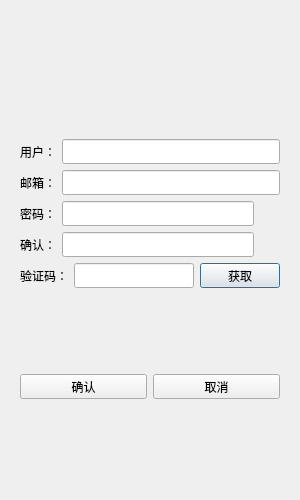
First picture: the form in src/client/ui/registerdialog.ui, repository wsldhyo/LightChat, before the edit.
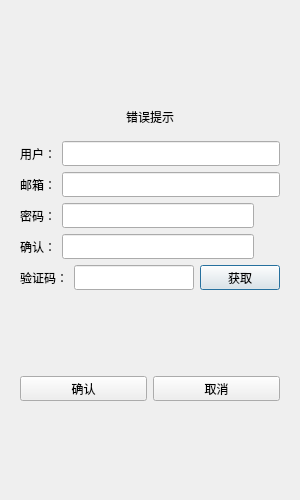
Second picture: the form after the edit. Custom widgets are drawn as their Qt base class.

Patch:
```diff
--- a/src/client/ui/registerdialog.ui
+++ b/src/client/ui/registerdialog.ui
@@ -54,7 +54,7 @@
             <item>
              <widget class="QLabel" name="err_tip">
               <property name="text">
-               <string/>
+               <string>错误提示</string>
               </property>
               <property name="alignment">
                <set>Qt::AlignCenter</set>
```
Left out of the diff: 4 changed lines with no effect on the pictures.
